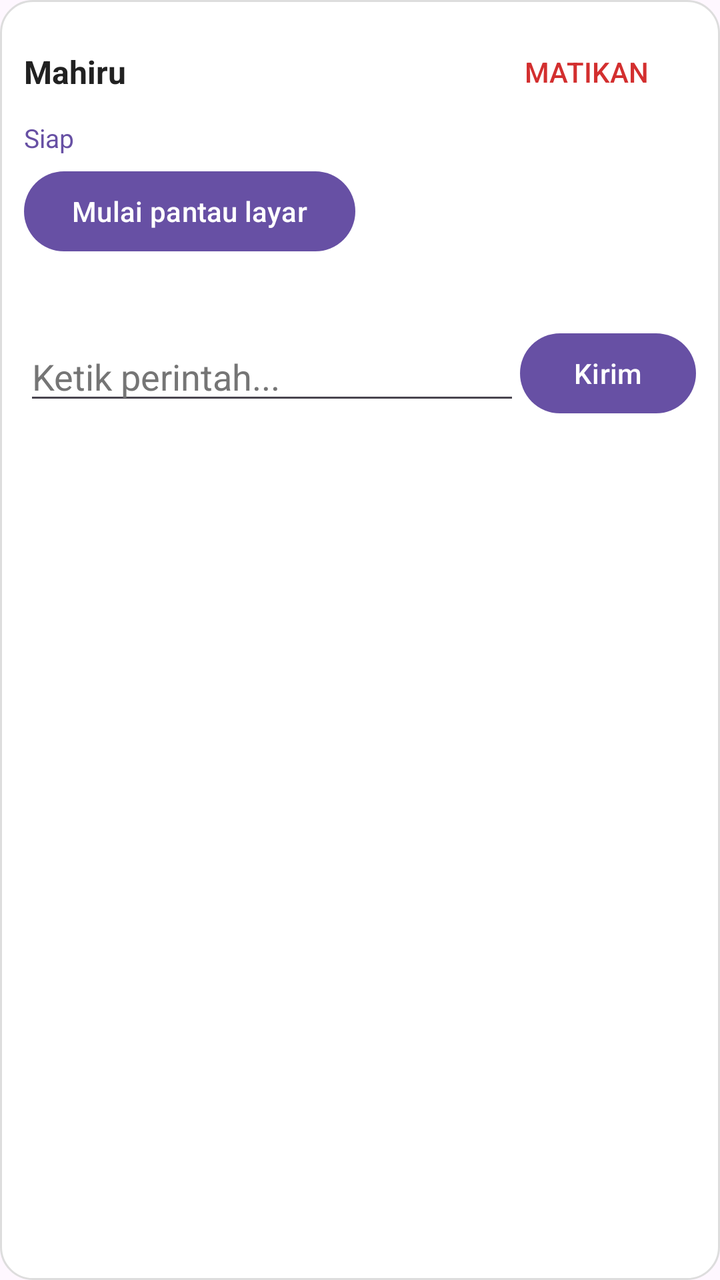
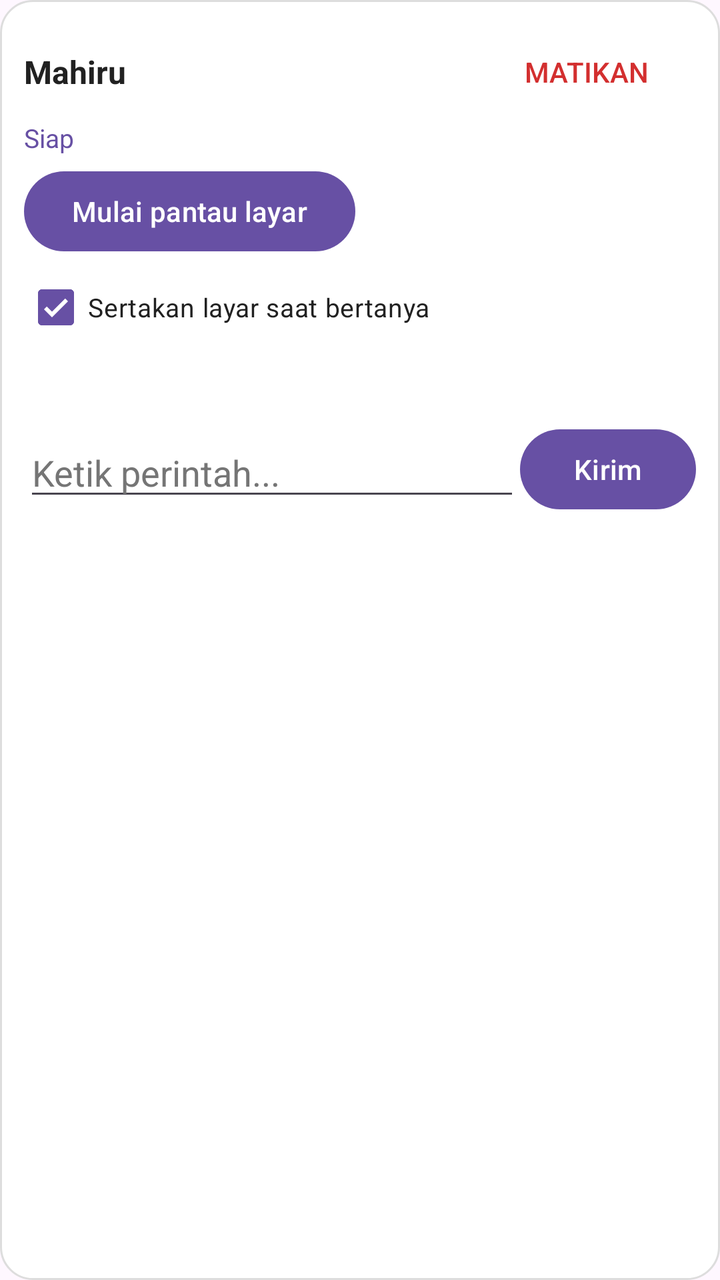

An Android layout rendered at two revisions. The XML below is the earlier revision; the diff shows what the commit changed to produce the second picture.
<!-- AndroidManifest.xml: application theme Theme.Mahiru -->
<!-- res/layout/panel.xml -->
<?xml version="1.0" encoding="utf-8"?>
<LinearLayout xmlns:android="http://schemas.android.com/apk/res/android"
    android:layout_width="match_parent"
    android:layout_height="wrap_content"
    android:background="@drawable/bg_panel"
    android:orientation="vertical"
    android:padding="12dp">

    <LinearLayout
        android:layout_width="match_parent"
        android:layout_height="wrap_content"
        android:gravity="center_vertical"
        android:orientation="horizontal">

        <TextView
            android:layout_width="0dp"
            android:layout_height="wrap_content"
            android:layout_weight="1"
            android:text="Mahiru"
            android:textColor="#212121"
            android:textSize="16sp"
            android:textStyle="bold" />

        <Button
            android:id="@+id/btnHide"
            style="?android:attr/borderlessButtonStyle"
            android:layout_width="wrap_content"
            android:layout_height="wrap_content"
            android:text="Sembunyikan" />

        <Button
            android:id="@+id/btnQuit"
            style="?android:attr/borderlessButtonStyle"
            android:layout_width="wrap_content"
            android:layout_height="wrap_content"
            android:text="Matikan"
            android:textColor="#D32F2F" />
    </LinearLayout>

    <TextView
        android:id="@+id/status"
        android:layout_width="match_parent"
        android:layout_height="wrap_content"
        android:text="Siap"
        android:textColor="#6750A4"
        android:textSize="13sp" />

    <Button
        android:id="@+id/btnMonitor"
        android:layout_width="wrap_content"
        android:layout_height="wrap_content"
        android:layout_marginTop="4dp"
        android:text="Mulai pantau layar" />

    <TextView
        android:id="@+id/answer"
        android:layout_width="match_parent"
        android:layout_height="wrap_content"
        android:layout_marginTop="6dp"
        android:maxLines="8"
        android:scrollbars="vertical"
        android:textColor="#212121"
        android:textSize="14sp" />

    <LinearLayout
        android:layout_width="match_parent"
        android:layout_height="wrap_content"
        android:layout_marginTop="8dp"
        android:gravity="center_vertical"
        android:orientation="horizontal">

        <EditText
            android:id="@+id/input"
            android:layout_width="0dp"
            android:layout_height="wrap_content"
            android:layout_weight="1"
            android:hint="Ketik perintah..."
            android:inputType="textCapSentences"
            android:maxLines="3"
            android:textColor="#212121"
            android:textColorHint="#757575" />

        <Button
            android:id="@+id/btnSend"
            android:layout_width="wrap_content"
            android:layout_height="wrap_content"
            android:text="Kirim" />
    </LinearLayout>
</LinearLayout>
<!-- resources referenced by this layout -->
<resources>
  <!-- drawable bg_panel (drawable) -->
  <?xml version="1.0" encoding="utf-8"?>
  <shape xmlns:android="http://schemas.android.com/apk/res/android" android:shape="rectangle">
      <solid android:color="#FFFFFF" />
      <corners android:radius="16dp" />
      <stroke android:width="1dp" android:color="#DDDDDD" />
  </shape>
  <style name="Theme.Mahiru" parent="Theme.Material3.DayNight.NoActionBar" />
</resources>

<!-- the commit's change to res/layout/panel.xml (unified diff, before → after) -->
@@ -52,6 +52,15 @@
         android:layout_marginTop="4dp"
         android:text="Mulai pantau layar" />
 
+    <CheckBox
+        android:id="@+id/chkScreen"
+        android:layout_width="wrap_content"
+        android:layout_height="wrap_content"
+        android:checked="true"
+        android:text="Sertakan layar saat bertanya"
+        android:textColor="#212121"
+        android:textSize="13sp" />
+
     <TextView
         android:id="@+id/answer"
         android:layout_width="match_parent"
